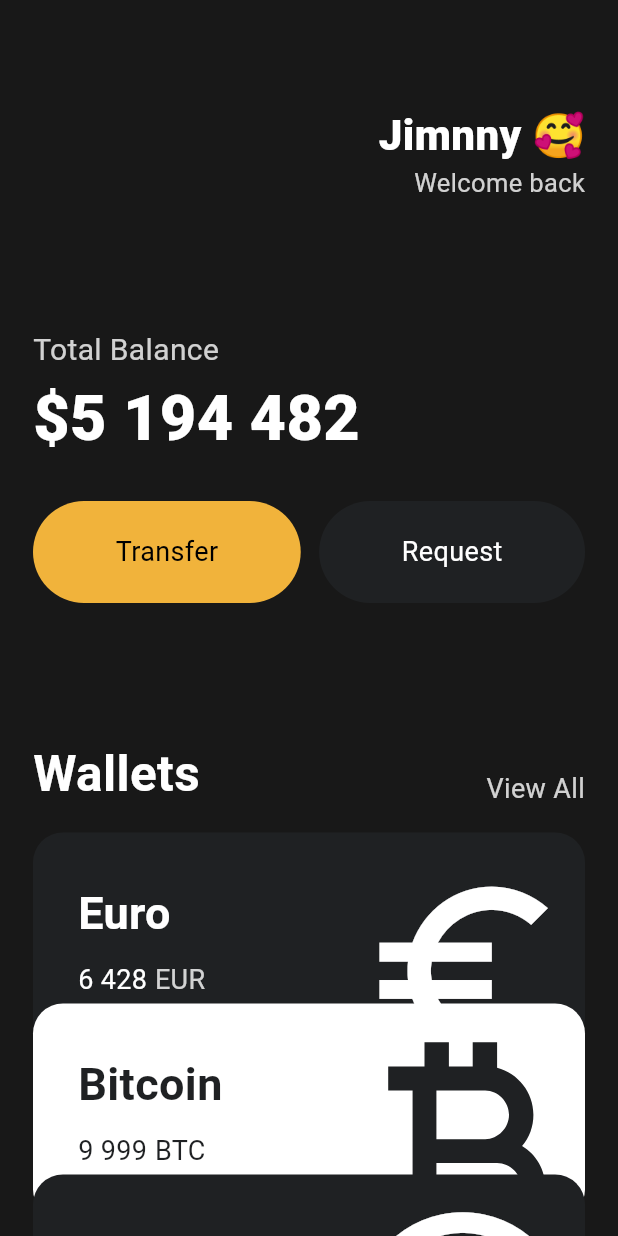
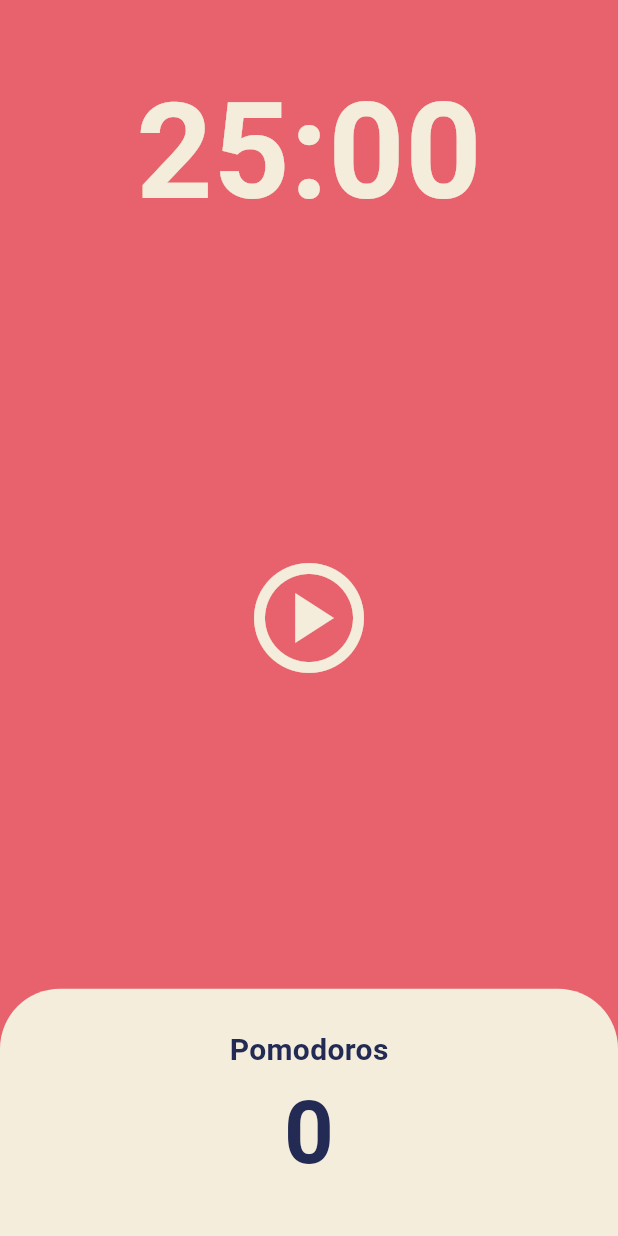
Before and after one commit to wozlsla/flutter, a Flutter app: the screen it shows after launch, on a phone screen of 412 x 824 dp. Run offline on Flutter 3.47's test engine with Material 3 defaults, Android fonts, the light colour scheme and no system bars.

Commit message:
feat: pomotoro app

```diff
--- a/lib/main.dart
+++ b/lib/main.dart
@@ -1,6 +1,5 @@
 import 'package:flutter/material.dart';
-import 'widgets/button.dart';
-import 'widgets/currency_card.dart';
+import 'package:flutter_toon/screens/home_screen.dart';
 
 void main() {
   runApp(App());
@@ -13,141 +12,16 @@
   @override
   Widget build(BuildContext context) {
     return MaterialApp(
-      home: Scaffold(
-        backgroundColor: Color(0XFF181818),
-        body: SingleChildScrollView(
-          child: Padding(
-            padding: EdgeInsets.symmetric(
-              horizontal: 22,
-            ),
-            child: Column(
-              crossAxisAlignment: CrossAxisAlignment.start,
-              children: [
-                SizedBox(
-                  height: 70,
-                ),
-                Row(
-                  mainAxisAlignment: MainAxisAlignment.end,
-                  children: [
-                    Column(
-                      crossAxisAlignment: CrossAxisAlignment.end,
-                      children: [
-                        Text(
-                          'Jimnny 🥰',
-                          style: TextStyle(
-                            color: Colors.white,
-                            fontSize: 28,
-                            fontWeight: FontWeight.w800,
-                          ),
-                        ),
-                        Text(
-                          'Welcome back',
-                          style: TextStyle(
-                            color: Color.fromRGBO(255, 255, 255, 0.8),
-                            fontSize: 17,
-                          ),
-                        ),
-                      ],
-                    )
-                  ],
-                ),
-                SizedBox(
-                  height: 85,
-                ),
-                Text(
-                  'Total Balance',
-                  style: TextStyle(
-                    fontSize: 20,
-                    color: Colors.white.withValues(alpha: 0.8),
-                  ),
-                ),
-                SizedBox(
-                  height: 1,
-                ),
-                Text(
-                  '\$5 194 482',
-                  style: TextStyle(
-                    fontSize: 42,
-                    fontWeight: FontWeight.w800,
-                    color: Colors.white,
-                  ),
-                ),
-                SizedBox(
-                  height: 25,
-                ),
-                Row(
-                  mainAxisAlignment: MainAxisAlignment.spaceBetween,
-                  children: [
-                    Button(
-                      text: 'Transfer',
-                      bgColor: Color(0xFFF1B33B),
-                      textColor: Colors.black,
-                    ),
-                    Button(
-                      text: 'Request',
-                      bgColor: Color(0xFF1F2123),
-                      textColor: Colors.white,
-                    ),
-                  ],
-                ),
-                SizedBox(
-                  height: 90,
-                ),
-                Row(
-                  crossAxisAlignment: CrossAxisAlignment.end,
-                  mainAxisAlignment: MainAxisAlignment.spaceBetween,
-                  children: [
-                    Text(
-                      'Wallets',
-                      style: TextStyle(
-                        color: Colors.white,
-                        fontSize: 33,
-                        fontWeight: FontWeight.w700,
-                      ),
-                    ),
-                    Text(
-                      'View All',
-                      style: TextStyle(
-                        color: Colors.white.withValues(alpha: 0.8),
-                        fontSize: 18,
-                      ),
-                    ),
-                  ],
-                ),
-                SizedBox(
-                  height: 16,
-                ),
-                CurrencyCard(
-                  name: 'Euro',
-                  code: 'EUR',
-                  amount: '6 428',
-                  icon: Icons.euro_symbol_sharp,
-                  isInverted: false,
-                  scale: 1.7,
-                ),
-                CurrencyCard(
-                  name: 'Bitcoin',
-                  code: 'BTC',
-                  amount: '9 999',
-                  icon: Icons.currency_bitcoin_sharp,
-                  isInverted: true,
-                  scale: 2.2,
-                  offset: Offset(0, -30),
-                ),
-                CurrencyCard(
-                  name: 'Dollar',
-                  code: 'USD',
-                  amount: '8 888',
-                  icon: Icons.monetization_on_outlined,
-                  isInverted: false,
-                  scale: 1.9,
-                  offset: Offset(0, -60),
-                ),
-              ],
-            ),
+      theme: ThemeData(
+        scaffoldBackgroundColor: const Color(0xffE7626C),
+        textTheme: const TextTheme(
+          displayLarge: TextStyle(
+            color: Color(0xFF232B55),
           ),
         ),
+        cardColor: const Color(0xFFF4EDDB),
       ),
+      home: const HomeScreen(),
     );
   }
 }
--- /dev/null
+++ b/lib/screens/home_screen.dart
@@ -0,0 +1,141 @@
+import 'dart:async';
+
+import 'package:flutter/material.dart';
+
+class HomeScreen extends StatefulWidget {
+  const HomeScreen({super.key});
+
+  @override
+  State<HomeScreen> createState() => _HomeScreenState();
+}
+
+class _HomeScreenState extends State<HomeScreen> {
+  static const setTime = 1500;
+  int totalSeconds = setTime; // 25m * 60s
+  bool isRunning = false;
+  int totalPomodoros = 0;
+  late Timer timer;
+
+  void onTick(Timer timer) {
+    if (totalSeconds == 0) {
+      setState(() {
+        totalPomodoros = totalPomodoros + 1;
+        isRunning = false;
+        totalSeconds = setTime;
+      });
+      timer.cancel();
+    } else {
+      setState(() {
+        totalSeconds = totalSeconds - 1;
+      });
+    }
+  }
+
+  void onStartPressed() {
+    timer = Timer.periodic(
+      Duration(seconds: 1),
+      onTick,
+    );
+    setState(() {
+      isRunning = true;
+    });
+  }
+
+  void onPausePressed() {
+    timer.cancel();
+    setState(() {
+      isRunning = false;
+    });
+  }
+
+  String format(int seconds) {
+    var duration = Duration(seconds: seconds);
+    return duration.toString().substring(2, 7);
+    // return duration.toString().split('.').first.substring(2, 7);
+  }
+
+  @override
+  Widget build(BuildContext context) {
+    return Scaffold(
+      backgroundColor: Theme.of(context).scaffoldBackgroundColor,
+      body: Column(
+        children: [
+          Flexible(
+            flex: 1,
+            child: Container(
+              alignment: Alignment.bottomCenter,
+              child: Text(
+                format(totalSeconds),
+                style: TextStyle(
+                  color: Theme.of(context).cardColor,
+                  fontSize: 89,
+                  fontWeight: FontWeight.w600,
+                ),
+              ),
+            ),
+          ),
+          Flexible(
+            flex: 3,
+            child: Center(
+              child: IconButton(
+                iconSize: 88,
+                color: Theme.of(context).cardColor,
+                onPressed: isRunning ? onPausePressed : onStartPressed,
+                icon: Icon(isRunning
+                    ? Icons.pause_circle_outline
+                    : Icons.play_circle_outlined),
+              ),
+            ),
+          ),
+          Flexible(
+            flex: 1,
+            child: Row(
+              //row -> (expanded) -> container -> column -> text
+              children: [
+                Expanded(
+                  child: Container(
+                    decoration: BoxDecoration(
+                      color: Theme.of(context).cardColor,
+                      // borderRadius: BorderRadius.only(
+                      //   topLeft: Radius.circular(0),
+                      //   topRight: Radius.circular(50),
+                      // ) -> card edge...
+                      borderRadius: BorderRadius.vertical(
+                        top: Radius.circular(40),
+                      ),
+                    ),
+                    child: Column(
+                      mainAxisAlignment: MainAxisAlignment.center,
+                      children: [
+                        Text(
+                          'Pomodoros',
+                          style: TextStyle(
+                              fontSize: 20,
+                              fontWeight: FontWeight.w600,
+                              color: Theme.of(context)
+                                  .textTheme
+                                  .displayLarge!
+                                  .color),
+                        ),
+                        Text(
+                          '$totalPomodoros',
+                          style: TextStyle(
+                              fontSize: 58,
+                              fontWeight: FontWeight.w600,
+                              color: Theme.of(context)
+                                  .textTheme
+                                  .displayLarge!
+                                  .color),
+                        ),
+                      ],
+                    ),
+                  ),
+                ),
+              ],
+            ),
+          ),
+        ],
+      ),
+    );
+  }
+}
--- a/lib/widgets/button.dart
+++ /dev/null
@@ -1,37 +0,0 @@
-import 'package:flutter/material.dart';
-
-class Button extends StatelessWidget {
-  final String text;
-  final Color bgColor;
-  final Color textColor;
-
-  const Button({
-    super.key,
-    required this.text,
-    required this.bgColor,
-    required this.textColor,
-  });
-
-  @override
-  Widget build(BuildContext context) {
-    return Container(
-      decoration: BoxDecoration(
-        color: bgColor,
-        borderRadius: BorderRadius.circular(45),
-      ),
-      child: Padding(
-        padding: EdgeInsets.symmetric(
-          vertical: 21,
-          horizontal: 55,
-        ),
-        child: Text(
-          text,
-          style: TextStyle(
-            fontSize: 18,
-            color: textColor,
-          ),
-        ),
-      ),
-    );
-  }
-}
--- a/lib/widgets/currency_card.dart
+++ /dev/null
@@ -1,96 +0,0 @@
-import 'package:flutter/material.dart';
-
-class CurrencyCard extends StatelessWidget {
-  final String name, code, amount;
-  final IconData icon;
-  final bool isInverted;
-  final double scale;
-  final Offset offset;
-
-  final _blackColor = const Color(0xFF1F2123);
-
-  const CurrencyCard({
-    super.key,
-    required this.name,
-    required this.code,
-    required this.amount,
-    required this.icon,
-    required this.isInverted,
-    required this.scale,
-    this.offset = const Offset(0, 0),
-  });
-
-  @override
-  Widget build(BuildContext context) {
-    return Transform.translate(
-      offset: offset,
-      child: Container(
-        clipBehavior: Clip.hardEdge,
-        decoration: BoxDecoration(
-          color: isInverted ? Colors.white : _blackColor,
-          borderRadius: BorderRadius.circular(20),
-        ),
-        child: Padding(
-          padding: const EdgeInsets.symmetric(
-            vertical: 28,
-            horizontal: 30,
-          ),
-          child: Row(
-            mainAxisAlignment: MainAxisAlignment.spaceBetween,
-            children: [
-              Column(
-                crossAxisAlignment: CrossAxisAlignment.start,
-                children: [
-                  Text(
-                    name,
-                    style: TextStyle(
-                      color: isInverted ? _blackColor : Colors.white,
-                      fontSize: 30,
-                      fontWeight: FontWeight.w600,
-                    ),
-                  ),
-                  SizedBox(
-                    height: 10,
-                  ),
-                  Row(
-                    children: [
-                      Text(
-                        amount,
-                        style: TextStyle(
-                          color: isInverted ? _blackColor : Colors.white,
-                          fontSize: 18,
-                          fontWeight: FontWeight.w400,
-                        ),
-                      ),
-                      SizedBox(width: 5),
-                      Text(
-                        code,
-                        style: TextStyle(
-                          color: isInverted
-                              ? _blackColor
-                              : Colors.white.withValues(alpha: 0.8),
-                          fontSize: 18,
-                        ),
-                      ),
-                    ],
-                  )
-                ],
-              ),
-              Transform.scale(
-                scale: scale,
-                child: Transform.translate(
-                  offset: Offset(-4, 12),
-                  child: Icon(
-                    icon,
-                    color: isInverted ? _blackColor : Colors.white,
-                    size: 88,
-                  ),
-                ),
-              ),
-            ],
-          ),
-        ),
-      ),
-    );
-  }
-}
```
